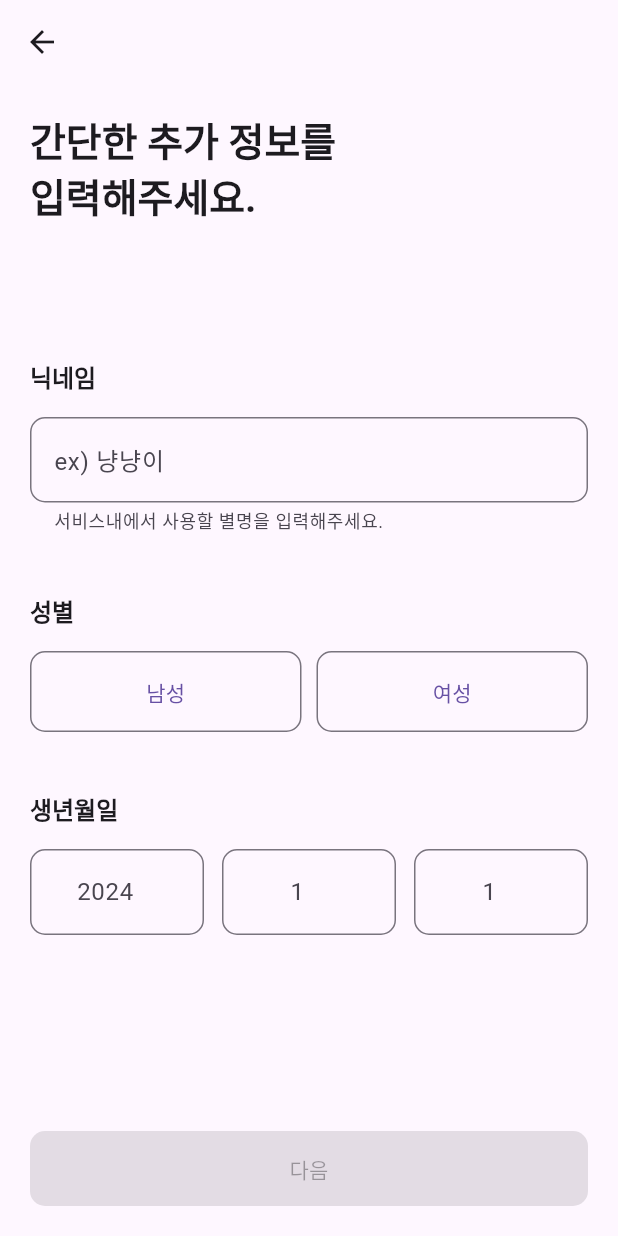
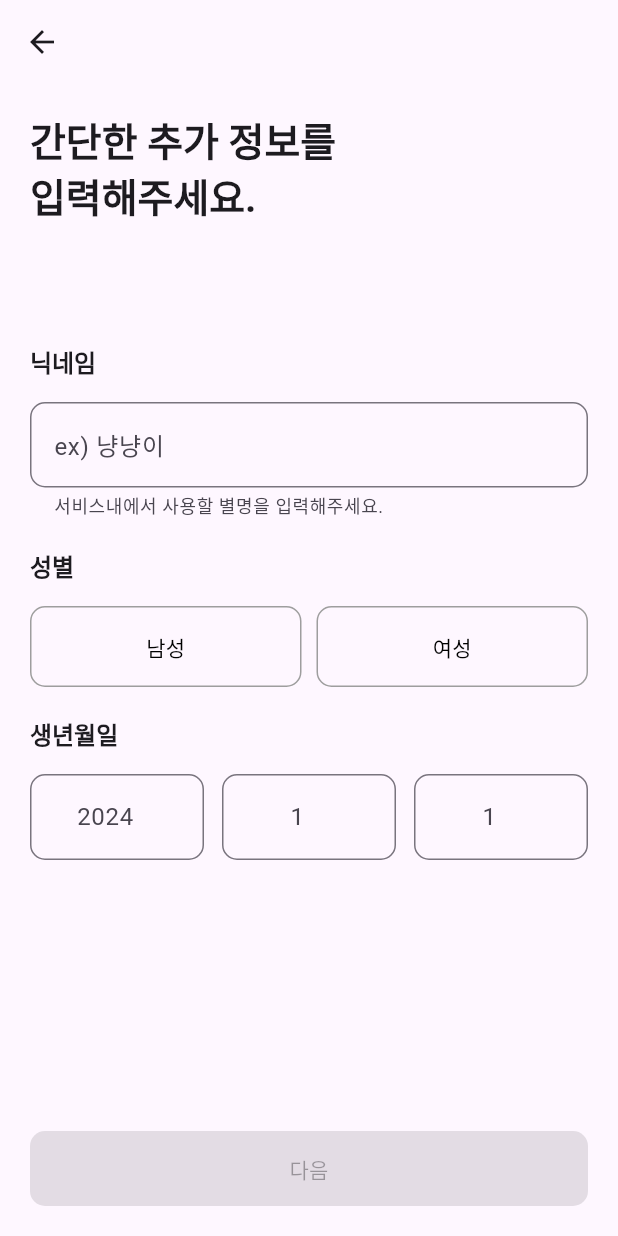
Before and after one commit to LeeHJuu/teamfit, a Flutter app: the AddUserInfoPage screen opened directly, on a phone screen of 412 x 824 dp. Run offline on Flutter 3.47's test engine with Material 3 defaults, Android fonts, the phone set to English and light mode, and no system bars; our stand-ins replace cloud_firestore, firebase_auth, firebase_core, firebase_crashlytics, flutter_dotenv, flutter_riverpod and 3 more; accounts and stored records are empty.

Commit message:
design: 버튼 모양 수정

```diff
--- a/lib/main.dart
+++ b/lib/main.dart
@@ -7,6 +7,7 @@ import 'package:flutter_riverpod/flutter_riverpod.dart';
 import 'package:flutter_dotenv/flutter_dotenv.dart';
 import 'package:teamfit/firebase_options.dart';
 import 'package:teamfit/src/presentation/views/login/login_page.dart';
+import 'package:teamfit/src/presentation/views/signup/service_agreement_page.dart';
 
 Future<void> main() async {
   runZonedGuarded(
@@ -43,6 +44,9 @@ class MyApp extends StatelessWidget {
 
   @override
   Widget build(BuildContext context) {
-    return MaterialApp(themeMode: ThemeMode.light, home: LoginPage());
+    return MaterialApp(
+      themeMode: ThemeMode.light,
+      home: ServiceAgreementPage(),
+    );
   }
 }
--- a/lib/src/config/theme/custom_color.dart
+++ b/lib/src/config/theme/custom_color.dart
@@ -1,25 +1,25 @@
 import 'package:flutter/material.dart';
 
 class CustomColor {
-  static Color gray_10 = Color(0x1a1a1a);
-  static Color gray_20 = Color(0x333333);
-  static Color gray_30 = Color(0x4d4d4d);
-  static Color gray_40 = Color(0x666666);
-  static Color gray_50 = Color(0x808080);
-  static Color gray_60 = Color(0x999999);
-  static Color gray_70 = Color(0xb3b3b3);
-  static Color gray_80 = Color(0xcccccc);
-  static Color gray_90 = Color(0xe6e6e6);
-  static Color gray_95 = Color(0xf2f2f2);
+  static Color gray_10 = Color(0xFF1a1a1a);
+  static Color gray_20 = Color(0xFF333333);
+  static Color gray_30 = Color(0xFF4d4d4d);
+  static Color gray_40 = Color(0xFF666666);
+  static Color gray_50 = Color(0xFF808080);
+  static Color gray_60 = Color(0xFF999999);
+  static Color gray_70 = Color(0xFFb3b3b3);
+  static Color gray_80 = Color(0xFFcccccc);
+  static Color gray_90 = Color(0xFFe6e6e6);
+  static Color gray_95 = Color(0xFFf2f2f2);
 
-  static Color primary_05 = Color(0x190500);
-  static Color primary_10 = Color(0x330900);
-  static Color primary_20 = Color(0x651201);
-  static Color primary_30 = Color(0x981b01);
-  static Color primary_40 = Color(0xcb2401);
-  static Color primary_50 = Color(0xfe2d01);
-  static Color primary_60 = Color(0xfe5835);
-  static Color primary_70 = Color(0xfe8167);
-  static Color primary_80 = Color(0xfeab9a);
-  static Color primary_90 = Color(0xffd5cc);
+  static Color primary_05 = Color(0xFF190500);
+  static Color primary_10 = Color(0xFF330900);
+  static Color primary_20 = Color(0xFF651201);
+  static Color primary_30 = Color(0xFF981b01);
+  static Color primary_40 = Color(0xFFcb2401);
+  static Color primary_50 = Color(0xFFfe2d01);
+  static Color primary_60 = Color(0xFFfe5835);
+  static Color primary_70 = Color(0xFFfe8167);
+  static Color primary_80 = Color(0xFFfeab9a);
+  static Color primary_90 = Color(0xFFffd5cc);
 }
--- a/lib/src/presentation/views/signup/add_user_info_page.dart
+++ b/lib/src/presentation/views/signup/add_user_info_page.dart
@@ -4,6 +4,7 @@ import 'package:teamfit/src/config/theme/custom_text.dart';
 import 'package:teamfit/src/presentation/viewmodels/login_view_model.dart';
 import 'package:teamfit/src/presentation/views/signup/add_user_role_page.dart';
 import 'package:teamfit/src/presentation/views/signup/widgets/sign_in_step_title.dart';
+import 'package:teamfit/src/presentation/widgets/custom_select_button.dart';
 import 'package:teamfit/src/presentation/widgets/custom_text_field.dart';
 import 'package:teamfit/src/presentation/widgets/input_box_item.dart';
 import 'package:teamfit/src/presentation/widgets/next_step_bottom_button.dart';
@@ -261,27 +262,17 @@ class _AddUserInfoPageState extends ConsumerState<AddUserInfoPage> {
     );
   }
 
-  Expanded _genderButton(int gender) {
+  Widget _genderButton(int gender) {
     return Expanded(
-      child: SizedBox(
-        height: 54,
-        child: OutlinedButton(
-          onPressed: () {
-            FocusScope.of(context).unfocus();
-            setState(() {
-              selectedGender = gender;
-            });
-            _updateIsPossible();
-          },
-          style: OutlinedButton.styleFrom(
-            backgroundColor:
-                selectedGender == gender ? Colors.amber : Colors.transparent,
-            shape: RoundedRectangleBorder(
-              borderRadius: BorderRadiusGeometry.circular(10),
-            ),
-          ),
-          child: Text(gender == 0 ? '남성' : '여성'),
-        ),
+      child: CustomSelectButton(
+        title: gender == 0 ? '남성' : '여성',
+        isSelected: selectedGender == gender,
+        onPress: () {
+          setState(() {
+            selectedGender = gender;
+          });
+          _updateIsPossible();
+        },
       ),
     );
   }
--- /dev/null
+++ b/lib/src/presentation/widgets/custom_select_button.dart
@@ -0,0 +1,45 @@
+import 'package:flutter/material.dart';
+import 'package:teamfit/src/config/theme/custom_color.dart';
+
+class CustomSelectButton extends StatefulWidget {
+  String title;
+  bool isSelected;
+  void Function() onPress;
+  CustomSelectButton({
+    required this.title,
+    required this.isSelected,
+    required this.onPress,
+  });
+
+  @override
+  State<CustomSelectButton> createState() => _CustomSelectButtonState();
+}
+
+class _CustomSelectButtonState extends State<CustomSelectButton> {
+  @override
+  Widget build(BuildContext context) {
+    return SizedBox(
+      height: 54,
+      child: OutlinedButton(
+        onPressed: () {
+          FocusScope.of(context).unfocus();
+          widget.onPress();
+        },
+        style: OutlinedButton.styleFrom(
+          foregroundColor:
+              widget.isSelected ? CustomColor.primary_60 : Colors.black,
+          side: BorderSide(
+            color:
+                widget.isSelected
+                    ? CustomColor.primary_60
+                    : Colors.grey, // 테두리 색상 변경
+          ),
+          shape: RoundedRectangleBorder(
+            borderRadius: BorderRadiusGeometry.circular(10),
+          ),
+        ),
+        child: Text(widget.title),
+      ),
+    );
+  }
+}
--- a/lib/src/presentation/widgets/input_box_item.dart
+++ b/lib/src/presentation/widgets/input_box_item.dart
@@ -10,7 +10,7 @@ class InputBoxItem extends StatelessWidget {
   @override
   Widget build(BuildContext context) {
     return Padding(
-      padding: const EdgeInsets.all(20),
+      padding: const EdgeInsets.symmetric(horizontal: 20, vertical: 10),
       child: Column(
         crossAxisAlignment: CrossAxisAlignment.start,
         children: [
--- a/lib/src/presentation/widgets/next_step_bottom_button.dart
+++ b/lib/src/presentation/widgets/next_step_bottom_button.dart
@@ -1,4 +1,5 @@
 import 'package:flutter/material.dart';
+import 'package:teamfit/src/config/theme/custom_color.dart';
 
 class NextStepBottomButton extends StatelessWidget {
   String title;
@@ -21,7 +22,7 @@ class NextStepBottomButton extends StatelessWidget {
         child: FilledButton(
           onPressed: isPossible ? moveNext : null, // 비활성화 상태에서는 null을 설정
           style: FilledButton.styleFrom(
-            backgroundColor: isPossible ? Colors.amber : Colors.grey,
+            backgroundColor: isPossible ? CustomColor.primary_60 : Colors.grey,
             shape: RoundedRectangleBorder(
               borderRadius: BorderRadiusGeometry.circular(10),
             ),
```
Also changed, not shown: lib/src/presentation/views/add_team_project/add_project_info_page.dart (+11 -2 lines), lib/src/presentation/views/add_team_project/add_project_meeting_type_page.dart (+27 -13 lines), lib/src/presentation/views/signup/add_user_goal_page.dart (+5 -13 lines), lib/src/presentation/views/signup/add_user_role_page.dart (+25 -12 lines), lib/src/presentation/views/signup/service_agreement_page.dart (+7 -7 lines).
